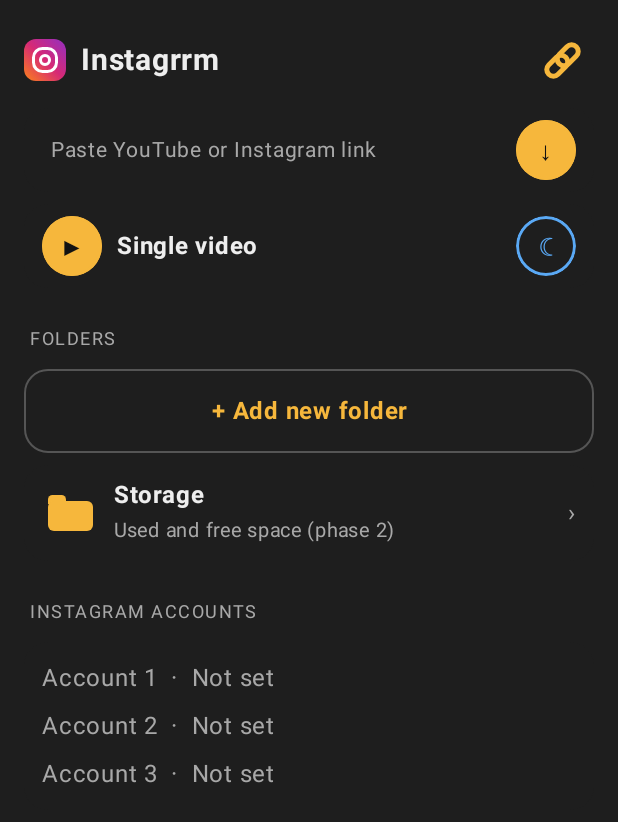
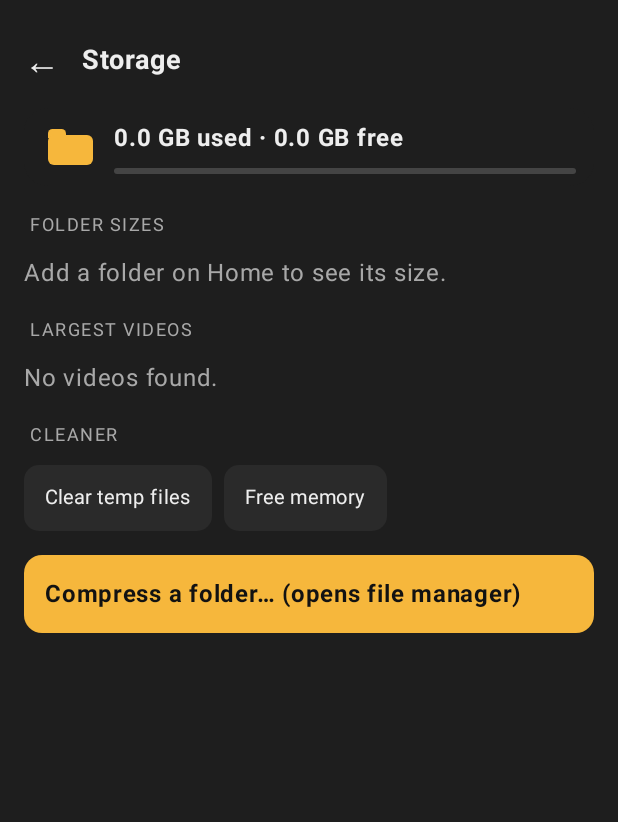
Before and after one commit to DollarDan/Instagrram, an Android app built with Jetpack Compose: the screen it shows after launch (MainActivity), after a tap on "Storage", on a phone screen of 412 x 824 dp. Shown: the top 822 px of the screen. Run offline under Robolectric (Android 15) with nearby library versions, the phone set to English and light mode, and no system bars; 1 statement that could not run was skipped.

Commit message:
Phase 2 implementation

```diff
--- a/app/build.gradle.kts
+++ b/app/build.gradle.kts
@@ -10,7 +10,7 @@ android {
         minSdk = 26
         targetSdk = 34
         versionCode = 1
-        versionName = "1.0-phase1"
+        versionName = "2.0-phase2"
     }
     buildTypes { release { isMinifyEnabled = false } }
     compileOptions {
--- a/app/src/main/java/com/instagrrm/app/Home.kt
+++ b/app/src/main/java/com/instagrrm/app/Home.kt
@@ -60,7 +60,7 @@ fun Label(t: String) = Text(
 
 @OptIn(ExperimentalFoundationApi::class)
 @Composable
-fun HomeScreen(onStart: (Sess, Int) -> Unit) {
+fun HomeScreen(onStart: (Sess, Int) -> Unit, onGallery: (Folder) -> Unit, onStorage: () -> Unit) {
     val ctx = LocalContext.current
     val scope = rememberCoroutineScope()
     var folders by remember { mutableStateOf(Store.folders) }
@@ -157,7 +157,7 @@ fun HomeScreen(onStart: (Sess, Int) -> Unit) {
         Label("Folders")
         folders.forEach { f ->
             Card(Modifier.padding(bottom = 8.dp)) {
-                Box(Modifier.clickable { toast("Folder gallery arrives in phase 2") }.padding(4.dp)) { FolderIcon() }
+                Box(Modifier.clickable { onGallery(f) }.padding(4.dp)) { FolderIcon() }
                 Text(
                     f.name, Modifier.weight(1f).combinedClickable(onClick = { play(f) }, onLongClick = { edit = true }).padding(vertical = 10.dp),
                     maxLines = 1
@@ -176,11 +176,11 @@ fun HomeScreen(onStart: (Sess, Int) -> Unit) {
                 .border(1.dp, Color(0xFF555555), RoundedCornerShape(16.dp))
                 .clickable { newName = ""; nameDialog = true }.padding(16.dp)
         )
-        Card(Modifier.padding(bottom = 8.dp).clickable { toast("Storage arrives in phase 2") }) {
+        Card(Modifier.padding(bottom = 8.dp).clickable { onStorage() }) {
             FolderIcon(Modifier.padding(4.dp))
             Column(Modifier.weight(1f)) {
                 Text("Storage", fontWeight = FontWeight.Bold)
-                Text("Used and free space (phase 2)", color = Muted, fontSize = 13.sp)
+                Text(remember { storageLine() }, color = Muted, fontSize = 13.sp)
             }
             Text("›", color = Muted)
         }
--- a/app/src/main/java/com/instagrrm/app/MainActivity.kt
+++ b/app/src/main/java/com/instagrrm/app/MainActivity.kt
@@ -51,6 +51,12 @@ class MainActivity : ComponentActivity() {
 fun App() {
     val ctx = LocalContext.current
     var play by remember { mutableStateOf(PlayerHolder.session) }
+    var gallery by remember { mutableStateOf<Folder?>(null) }
+    var storage by remember { mutableStateOf(false) }
+    fun start(sess: Sess, minutes: Int) {
+        PlayerHolder.start(ctx, sess, minutes)
+        play = sess
+    }
     val s = play
     if (s != null) {
         val leave = { PlayerHolder.stop(); play = null }
@@ -58,9 +64,17 @@ fun App() {
         PlayerScreen(s, leave)
     } else {
         androidx.compose.foundation.layout.Box(Modifier.fillMaxSize().systemBarsPadding()) {
-            HomeScreen { sess, minutes ->
-                PlayerHolder.start(ctx, sess, minutes)
-                play = sess
+            val g = gallery
+            when {
+                g != null -> {
+                    BackHandler { gallery = null }
+                    GalleryScreen(g, { start(it, if (g.sleep) Store.sleepMinutes else 0) }, { gallery = null })
+                }
+                storage -> {
+                    BackHandler { storage = false }
+                    StorageScreen(Store.folders, { start(it, 0) }, { storage = false })
+                }
+                else -> HomeScreen({ sess, m -> start(sess, m) }, { gallery = it }, { storage = true })
             }
         }
     }
--- a/app/src/main/java/com/instagrrm/app/Player.kt
+++ b/app/src/main/java/com/instagrrm/app/Player.kt
@@ -75,7 +75,7 @@ object PlayerHolder {
                 MediaMetadata.Builder().setTitle(it.name.substringBeforeLast('.')).setArtist(s.title).build()
             ).build()
         }, s.start, C.TIME_UNSET)
-        pl.repeatMode = if (s.loopEach) Player.REPEAT_MODE_ONE else Player.REPEAT_MODE_ALL
+        pl.repeatMode = if (s.loopEach || s.startLoop) Player.REPEAT_MODE_ONE else Player.REPEAT_MODE_ALL
         pl.prepare()
         pl.playWhenReady = true
         sleep(sleepMinutes)
--- /dev/null
+++ b/app/src/main/java/com/instagrrm/app/Storage.kt
@@ -0,0 +1,143 @@
+package com.instagrrm.app
+
+import android.content.Context
+import android.net.Uri
+import android.os.Environment
+import android.os.StatFs
+import android.widget.Toast
+import androidx.compose.foundation.background
+import androidx.compose.foundation.clickable
+import androidx.compose.foundation.layout.*
+import androidx.compose.foundation.rememberScrollState
+import androidx.compose.foundation.shape.RoundedCornerShape
+import androidx.compose.foundation.verticalScroll
+import androidx.compose.runtime.*
+import androidx.compose.material3.Text
+import androidx.compose.ui.Alignment
+import androidx.compose.ui.Modifier
+import androidx.compose.ui.draw.clip
+import androidx.compose.ui.graphics.Color
+import androidx.compose.ui.platform.LocalContext
+import androidx.compose.ui.text.font.FontWeight
+import androidx.compose.ui.unit.dp
+import androidx.compose.ui.unit.sp
+import androidx.documentfile.provider.DocumentFile
+import kotlinx.coroutines.Dispatchers
+import kotlinx.coroutines.launch
+import kotlinx.coroutines.withContext
+
+class FolderStat(val total: Long, val videos: List<Media>)
+
+fun storageLine(): String {
+    val s = StatFs(Environment.getExternalStorageDirectory().path)
+    return "${gb(s.totalBytes - s.availableBytes)} used · ${gb(s.availableBytes)} free"
+}
+
+/** Total size and every video inside a folder (including subfolders). Call off the main thread. */
+fun scanFolder(ctx: Context, tree: String): FolderStat {
+    var total = 0L
+    val vids = mutableListOf<Media>()
+    fun walk(d: DocumentFile, depth: Int) {
+        for (f in d.listFiles()) {
+            if (f.isDirectory) {
+                if (depth < 4) walk(f, depth + 1)
+            } else {
+                val len = f.length()
+                total += len
+                if (f.type?.startsWith("video/") == true)
+                    vids.add(Media(f.uri.toString(), f.name ?: "video", false, d.uri.toString(), len))
+            }
+        }
+    }
+    DocumentFile.fromTreeUri(ctx, Uri.parse(tree))?.let { walk(it, 0) }
+    return FolderStat(total, vids)
+}
+
+fun clearTemp(ctx: Context): Long {
+    var n = 0L
+    listOfNotNull(ctx.cacheDir, ctx.externalCacheDir).forEach { d ->
+        d.walkBottomUp().forEach { f ->
+            if (f != d) { if (f.isFile) n += f.length(); f.delete() }
+        }
+    }
+    return n
+}
+
+@Composable
+fun StorageScreen(folders: List<Folder>, onPlay: (Sess) -> Unit, onBack: () -> Unit) {
+    val ctx = LocalContext.current
+    val scope = rememberCoroutineScope()
+    val stats = remember { mutableStateMapOf<String, FolderStat>() }
+    fun toast(t: String) = Toast.makeText(ctx, t, Toast.LENGTH_LONG).show()
+    var round by remember { mutableIntStateOf(0) }
+    LaunchedEffect(round) {
+        stats.clear()
+        folders.forEach { f -> stats[f.uri] = withContext(Dispatchers.IO) { scanFolder(ctx, f.uri) } }
+    }
+    val ops = rememberFileOps { round++ }
+    ops.Dialogs()
+
+    val line = remember(round) { storageLine() }
+    val st = remember(round) { StatFs(Environment.getExternalStorageDirectory().path) }
+    val usedFrac = ((st.totalBytes - st.availableBytes).toFloat() / st.totalBytes).coerceIn(0f, 1f)
+    val biggest = stats.values.flatMap { it.videos }.sortedByDescending { it.size }.take(5)
+
+    Column(Modifier.fillMaxSize().verticalScroll(rememberScrollState()).padding(16.dp)) {
+        Row(Modifier.fillMaxWidth().height(48.dp), verticalAlignment = Alignment.CenterVertically) {
+            Text("←", fontSize = 24.sp, modifier = Modifier.clickable(onClick = onBack).padding(end = 14.dp, top = 8.dp, bottom = 8.dp))
+            Text("Storage", fontSize = 18.sp, fontWeight = FontWeight.Bold)
+        }
+        Spacer(Modifier.height(8.dp))
+        Card {
+            FolderIcon(Modifier.padding(4.dp))
+            Column(Modifier.weight(1f)) {
+                Text(line, fontWeight = FontWeight.Bold)
+                Spacer(Modifier.height(8.dp))
+                Box(Modifier.fillMaxWidth().height(4.dp).clip(RoundedCornerShape(4.dp)).background(Color(0xFF444444))) {
+                    Box(Modifier.fillMaxWidth(usedFrac).height(4.dp).background(Amber))
+                }
+            }
+        }
+        Label("Folder sizes")
+        if (folders.isEmpty()) Text("Add a folder on Home to see its size.", color = Muted)
+        folders.forEach { f ->
+            Row(Modifier.fillMaxWidth().padding(horizontal = 4.dp, vertical = 8.dp), horizontalArrangement = Arrangement.SpaceBetween) {
+                Text(f.name, Modifier.weight(1f), maxLines = 1)
+                Text(stats[f.uri]?.let { sizeText(it.total) } ?: "…", color = Muted, fontSize = 13.sp)
+            }
+        }
+        Label("Largest videos")
+        if (biggest.isEmpty()) Text(if (stats.size < folders.size) "Scanning…" else "No videos found.", color = Muted)
+        biggest.forEach { m ->
+            Card(Modifier.padding(bottom = 8.dp)) {
+                Column(verticalArrangement = Arrangement.spacedBy(8.dp), modifier = Modifier.padding(vertical = 4.dp)) {
+                    Text(m.name, maxLines = 1)
+                    Text(sizeText(m.size), color = Muted, fontSize = 13.sp)
+                    Row(horizontalArrangement = Arrangement.spacedBy(8.dp)) {
+                        ActionBtn("Play") { onPlay(Sess("Largest videos", listOf(m), true, true)) }
+                        ActionBtn("Move") { ops.move(listOf(m)) }
+                        ActionBtn("Delete", Danger) { ops.delete(listOf(m)) }
+                        ActionBtn("Compress") { toast("Compression arrives in phase 3") }
+                    }
+                }
+            }
+        }
+        Label("Cleaner")
+        Row(horizontalArrangement = Arrangement.spacedBy(8.dp)) {
+            ActionBtn("Clear temp files") {
+                scope.launch { toast("Freed " + sizeText(withContext(Dispatchers.IO) { clearTemp(ctx) })) }
+            }
+            ActionBtn("Free memory") {
+                Thumbs.clear(); System.gc()
+                toast("Released memory used by Instagrrm")
+            }
+        }
+        Spacer(Modifier.height(16.dp))
+        Text(
+            "Compress a folder… (opens file manager)", color = Bg, fontWeight = FontWeight.Bold,
+            modifier = Modifier.fillMaxWidth().clip(RoundedCornerShape(12.dp)).background(Amber)
+                .clickable { toast("Compression arrives in phase 3") }.padding(14.dp)
+        )
+        Spacer(Modifier.height(24.dp))
+    }
+}
```
Also changed, not shown: app/src/main/java/com/instagrrm/app/Data.kt (+4 -3 lines), app/src/main/java/com/instagrrm/app/Gallery.kt (added, +330 -0 lines), 355 other files.
